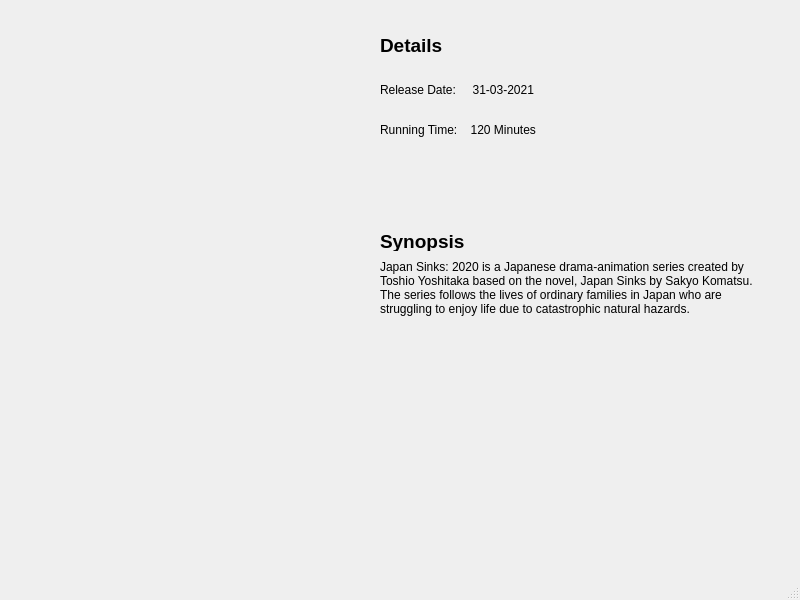
Old version of the form In4B00king/movieinformation.ui in the repository leejm17/ICT1009-In4B00king.
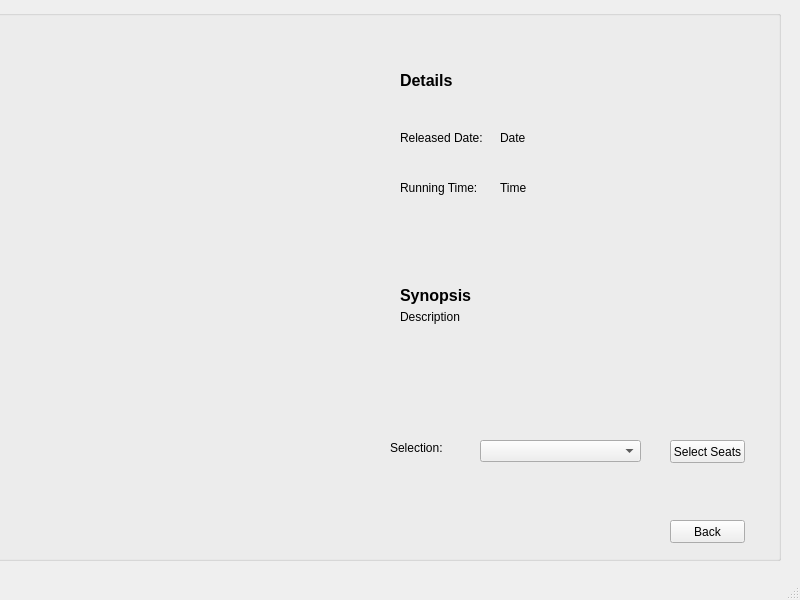
New version of the form. Icons and pictures are not drawn.

Patch:
```diff
--- a/In4B00king/movieinformation.ui
+++ b/In4B00king/movieinformation.ui
@@ -14,12 +14,24 @@
    <string>MainWindow</string>
   </property>
   <widget class="QWidget" name="centralwidget">
-   <widget class="QLabel" name="label">
+   <widget class="QGroupBox" name="groupBox">
     <property name="geometry">
      <rect>
-      <x>10</x>
+      <x>-10</x>
+      <y>10</y>
+      <width>791</width>
+      <height>551</height>
+     </rect>
+    </property>
+    <property name="title">
+     <string/>
+    </property>
+    <widget class="QLabel" name="Movie">
+     <property name="geometry">
+      <rect>
+       <x>40</x>
       <y>20</y>
-      <width>361</width>
+       <width>351</width>
       <height>531</height>
      </rect>
     </property>
@@ -27,69 +39,69 @@
      <string>&lt;html&gt;&lt;head/&gt;&lt;body&gt;&lt;p&gt;&lt;img src=&quot;:/resources/img/JapanSinks2020Info.png&quot;/&gt;&lt;/p&gt;&lt;/body&gt;&lt;/html&gt;</string>
     </property>
    </widget>
-   <widget class="QLabel" name="label_2">
+    <widget class="QLabel" name="Title">
     <property name="geometry">
      <rect>
-      <x>380</x>
-      <y>30</y>
-      <width>71</width>
+       <x>410</x>
+       <y>60</y>
+       <width>361</width>
+       <height>21</height>
+      </rect>
+     </property>
+     <property name="text">
+      <string>&lt;html&gt;&lt;head/&gt;&lt;body&gt;&lt;p&gt;&lt;span style=&quot; font-size:12pt; font-weight:600;&quot;&gt;Details&lt;/span&gt;&lt;/p&gt;&lt;/body&gt;&lt;/html&gt;</string>
+     </property>
+    </widget>
+    <widget class="QLabel" name="Synopsis">
+     <property name="geometry">
+      <rect>
+       <x>410</x>
+       <y>270</y>
+       <width>101</width>
       <height>31</height>
      </rect>
     </property>
     <property name="text">
-     <string>&lt;html&gt;&lt;head/&gt;&lt;body&gt;&lt;p&gt;&lt;span style=&quot; font-size:14pt; font-weight:600;&quot;&gt;Details&lt;/span&gt;&lt;/p&gt;&lt;/body&gt;&lt;/html&gt;</string>
-    </property>
-   </widget>
-   <widget class="QLabel" name="label_3">
+      <string>&lt;html&gt;&lt;head/&gt;&lt;body&gt;&lt;p&gt;&lt;span style=&quot; font-size:12pt; font-weight:600;&quot;&gt;Synopsis&lt;/span&gt;&lt;/p&gt;&lt;/body&gt;&lt;/html&gt;</string>
+     </property>
+    </widget>
+    <widget class="QLabel" name="Released_Date">
     <property name="geometry">
      <rect>
-      <x>380</x>
-      <y>80</y>
-      <width>261</width>
-      <height>19</height>
-     </rect>
-    </property>
-    <property name="text">
-     <string>Release Date:     31-03-2021</string>
-    </property>
-   </widget>
-   <widget class="QLabel" name="label_4">
-    <property name="geometry">
-     <rect>
-      <x>380</x>
+       <x>410</x>
       <y>120</y>
-      <width>221</width>
-      <height>19</height>
-     </rect>
-    </property>
-    <property name="text">
-     <string>Running Time:    120 Minutes</string>
-    </property>
-   </widget>
-   <widget class="QLabel" name="label_5">
-    <property name="geometry">
-     <rect>
-      <x>380</x>
-      <y>230</y>
       <width>91</width>
-      <height>21</height>
+       <height>16</height>
      </rect>
     </property>
     <property name="text">
-     <string>&lt;html&gt;&lt;head/&gt;&lt;body&gt;&lt;p&gt;&lt;span style=&quot; font-size:14pt; font-weight:600;&quot;&gt;Synopsis&lt;/span&gt;&lt;/p&gt;&lt;/body&gt;&lt;/html&gt;</string>
-    </property>
-   </widget>
-   <widget class="QLabel" name="label_6">
+      <string>&lt;html&gt;&lt;head/&gt;&lt;body&gt;&lt;p&gt;&lt;span style=&quot; font-size:9pt;&quot;&gt;Released Date:&lt;/span&gt;&lt;/p&gt;&lt;/body&gt;&lt;/html&gt;</string>
+     </property>
+    </widget>
+    <widget class="QLabel" name="Duration">
     <property name="geometry">
      <rect>
-      <x>380</x>
-      <y>260</y>
-      <width>381</width>
+       <x>410</x>
+       <y>170</y>
+       <width>81</width>
+       <height>16</height>
+      </rect>
+     </property>
+     <property name="text">
+      <string>&lt;html&gt;&lt;head/&gt;&lt;body&gt;&lt;p&gt;&lt;span style=&quot; font-size:9pt;&quot;&gt;Running Time: &lt;/span&gt;&lt;/p&gt;&lt;/body&gt;&lt;/html&gt;</string>
+     </property>
+    </widget>
+    <widget class="QLabel" name="Description">
+     <property name="geometry">
+      <rect>
+       <x>410</x>
+       <y>300</y>
+       <width>361</width>
       <height>111</height>
      </rect>
     </property>
     <property name="text">
-     <string>&lt;html&gt;&lt;head/&gt;&lt;body&gt;&lt;p&gt;Japan Sinks: 2020 is a Japanese drama-animation series created by Toshio Yoshitaka based on the novel, Japan Sinks by Sakyo Komatsu. The series follows the lives of ordinary families in Japan who are struggling to enjoy life due to catastrophic natural hazards. &lt;/p&gt;&lt;/body&gt;&lt;/html&gt;</string>
+      <string>&lt;html&gt;&lt;head/&gt;&lt;body&gt;&lt;p&gt;&lt;span style=&quot; font-size:9pt;&quot;&gt;Description &lt;/span&gt;&lt;/p&gt;&lt;/body&gt;&lt;/html&gt;</string>
     </property>
     <property name="alignment">
      <set>Qt::AlignLeading|Qt::AlignLeft|Qt::AlignTop</set>
@@ -97,6 +109,82 @@
     <property name="wordWrap">
      <bool>true</bool>
     </property>
+    </widget>
+    <widget class="QLabel" name="Date">
+     <property name="geometry">
+      <rect>
+       <x>510</x>
+       <y>120</y>
+       <width>101</width>
+       <height>16</height>
+      </rect>
+     </property>
+     <property name="text">
+      <string>&lt;html&gt;&lt;head/&gt;&lt;body&gt;&lt;p&gt;Date&lt;/p&gt;&lt;/body&gt;&lt;/html&gt;</string>
+     </property>
+    </widget>
+    <widget class="QLabel" name="Time">
+     <property name="geometry">
+      <rect>
+       <x>510</x>
+       <y>170</y>
+       <width>101</width>
+       <height>16</height>
+      </rect>
+     </property>
+     <property name="text">
+      <string>&lt;html&gt;&lt;head/&gt;&lt;body&gt;&lt;p&gt;Time&lt;/p&gt;&lt;/body&gt;&lt;/html&gt;</string>
+     </property>
+    </widget>
+    <widget class="QPushButton" name="Back">
+     <property name="geometry">
+      <rect>
+       <x>680</x>
+       <y>510</y>
+       <width>75</width>
+       <height>23</height>
+      </rect>
+     </property>
+     <property name="text">
+      <string>Back</string>
+     </property>
+    </widget>
+    <widget class="QComboBox" name="DropdownDate">
+     <property name="geometry">
+      <rect>
+       <x>490</x>
+       <y>430</y>
+       <width>161</width>
+       <height>22</height>
+      </rect>
+     </property>
+    </widget>
+    <widget class="QPushButton" name="SelectSeats">
+     <property name="geometry">
+      <rect>
+       <x>680</x>
+       <y>430</y>
+       <width>75</width>
+       <height>23</height>
+      </rect>
+     </property>
+     <property name="text">
+      <string>Select Seats</string>
+     </property>
+    </widget>
+    <widget class="QLabel" name="label">
+     <property name="geometry">
+      <rect>
+       <x>400</x>
+       <y>430</y>
+       <width>81</width>
+       <height>16</height>
+      </rect>
+     </property>
+     <property name="text">
+      <string>&lt;html&gt;&lt;head/&gt;&lt;body&gt;&lt;p&gt;&lt;span style=&quot; font-size:9pt;&quot;&gt;Selection:&lt;/span&gt;&lt;/p&gt;&lt;/body&gt;&lt;/html&gt;</string>
+     </property>
+    </widget>
    </widget>
   </widget>
   <widget class="QMenuBar" name="menubar">
```
Lines whose indentation alone changed are shown as unchanged.
